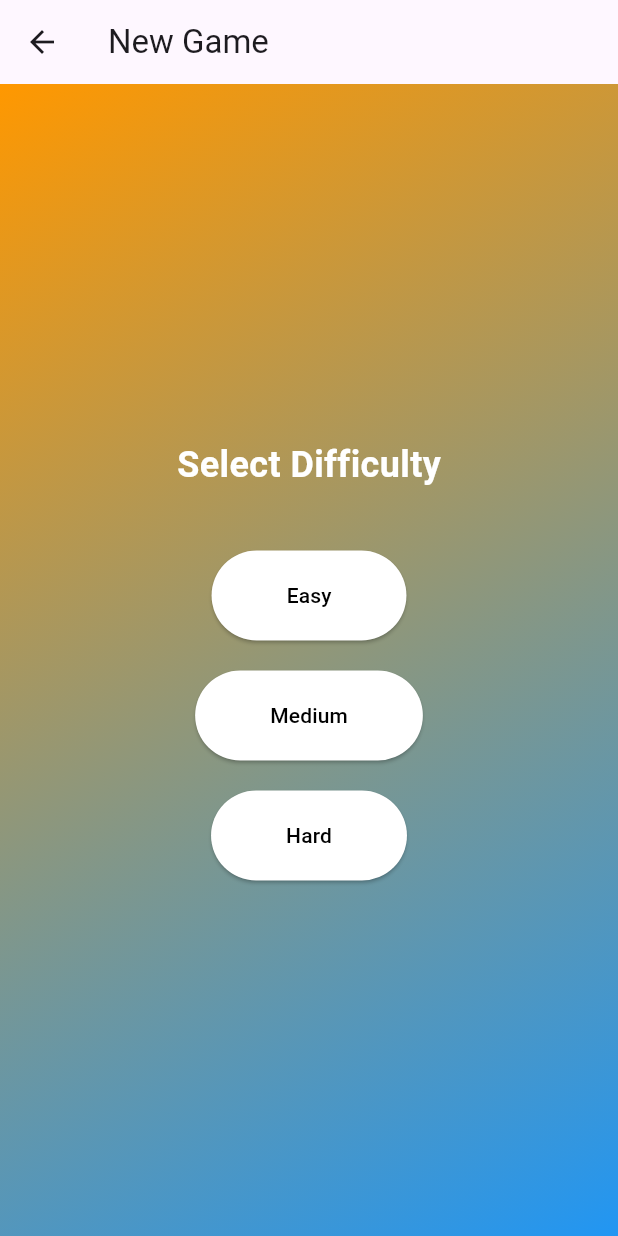
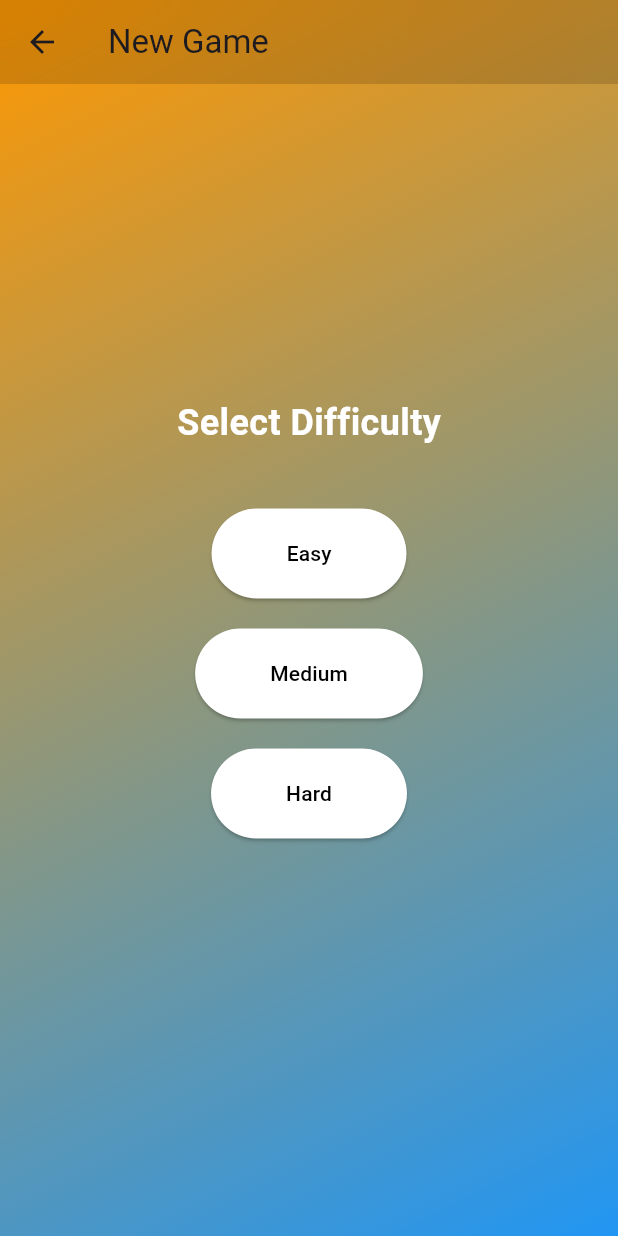
Before and after one commit to flippi321/Application-Development-for-Mobile-Units, a Flutter app: the NewGamePage screen opened directly, on a phone screen of 412 x 824 dp. Run offline on Flutter 3.47's test engine with Material 2 defaults, Android fonts, the phone set to English and light mode, and no system bars.

Commit message:
Modified the appbar to be see-trough

```diff
--- a/final_project/lib/new_game.dart
+++ b/final_project/lib/new_game.dart
@@ -1,3 +1,5 @@
+import 'dart:ui';
+
 import 'package:flutter/material.dart';
 
 class NewGamePage extends StatelessWidget {
@@ -6,7 +8,19 @@ class NewGamePage extends StatelessWidget {
   @override
   Widget build(BuildContext context) {
     return Scaffold(
-      appBar: AppBar(title: Text("New Game")),
+      extendBodyBehindAppBar: true,
+      appBar: AppBar(
+        title: const Text("New Game"),
+        backgroundColor: Colors.transparent,
+        flexibleSpace: ClipRect(
+          child: BackdropFilter(
+            filter: ImageFilter.blur(sigmaX: 10, sigmaY: 10), // Blur effect
+            child: Container(
+              color: Colors.black.withOpacity(0.15), // Slight backround color to the appbar
+            ),
+          ),
+        ),
+      ),
       body: Container(
         decoration: const BoxDecoration(
           gradient: LinearGradient(
@@ -33,8 +47,10 @@ class NewGamePage extends StatelessWidget {
                   _loadGame(context, 'easy.csv');
                 },
                 style: ElevatedButton.styleFrom(
-                  foregroundColor: Colors.black, backgroundColor: Colors.white,
-                  padding: const EdgeInsets.symmetric(horizontal: 50, vertical: 20),
+                  foregroundColor: Colors.black,
+                  backgroundColor: Colors.white,
+                  padding:
+                      const EdgeInsets.symmetric(horizontal: 50, vertical: 20),
                 ),
                 child: const Text('Easy'),
               ),
@@ -44,8 +60,10 @@ class NewGamePage extends StatelessWidget {
                   _loadGame(context, 'medium.csv');
                 },
                 style: ElevatedButton.styleFrom(
-                  foregroundColor: Colors.black, backgroundColor: Colors.white,
-                  padding: const EdgeInsets.symmetric(horizontal: 50, vertical: 20),
+                  foregroundColor: Colors.black,
+                  backgroundColor: Colors.white,
+                  padding:
+                      const EdgeInsets.symmetric(horizontal: 50, vertical: 20),
                 ),
                 child: const Text('Medium'),
               ),
@@ -55,8 +73,10 @@ class NewGamePage extends StatelessWidget {
                   _loadGame(context, 'hard.csv');
                 },
                 style: ElevatedButton.styleFrom(
-                  foregroundColor: Colors.black, backgroundColor: Colors.white,
-                  padding: const EdgeInsets.symmetric(horizontal: 50, vertical: 20),
+                  foregroundColor: Colors.black,
+                  backgroundColor: Colors.white,
+                  padding:
+                      const EdgeInsets.symmetric(horizontal: 50, vertical: 20),
                 ),
                 child: const Text('Hard'),
               ),
```
